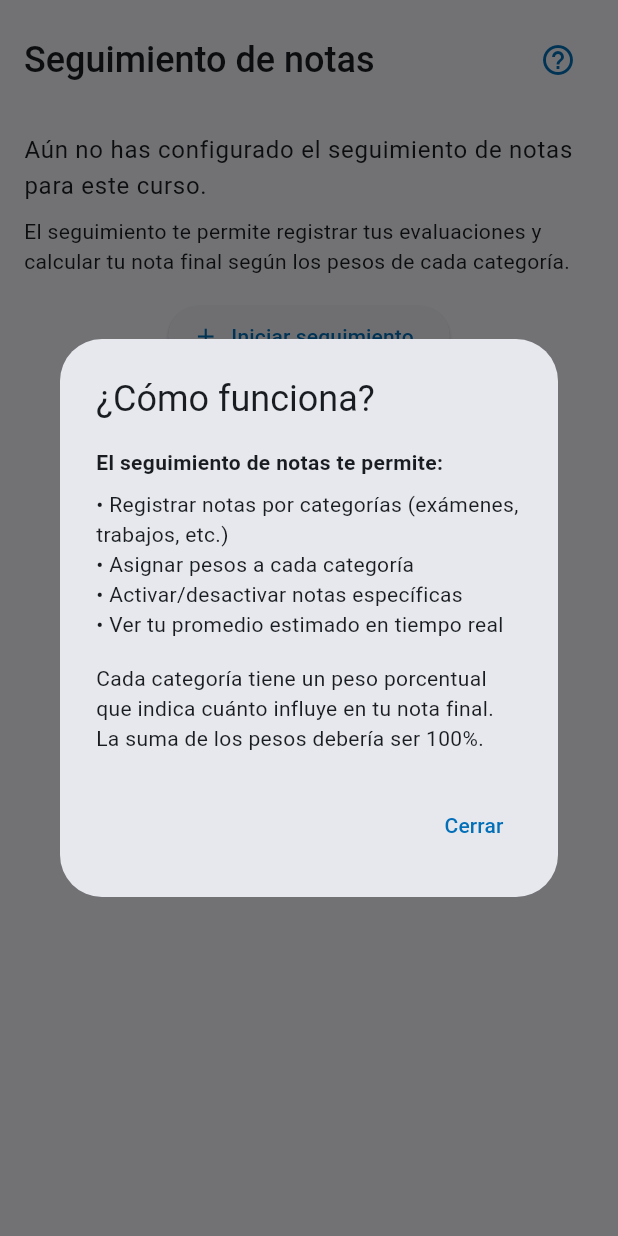
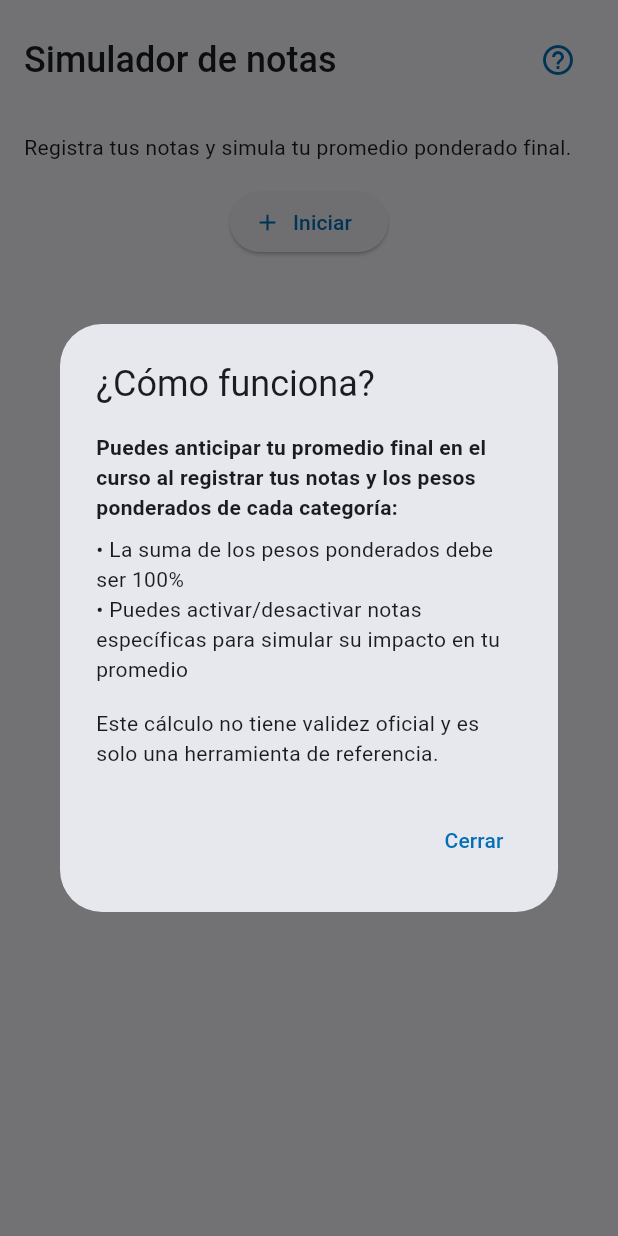
Before and after one commit to josedaniel-cb/sigapp, a Flutter app: the GradeTrackerSectionWidget widget shown alone on an empty page, opened directly with empty values, after a tap on the "help outline" icon, on a phone screen of 412 x 824 dp. Run offline on Flutter 3.47's test engine with Material 3 defaults, Android fonts, the phone set to English and light mode, and no system bars; drawn by our look-alikes of toastification; our stand-ins replace dio, fl_chart, flutter_bloc, freezed_annotation, get_it, go_router and 9 more; missing offline and left inert: device_calendar; accounts and stored records are empty.

Commit message:
feat: add weight validation and difference calculation in CourseTracking

```diff
--- a/lib/courses/infrastructure/pages/course_detail/partials/grade_tracker_section.dart
+++ b/lib/courses/infrastructure/pages/course_detail/partials/grade_tracker_section.dart
@@ -58,17 +58,22 @@ class _GradeTrackerSectionWidgetState extends State<GradeTrackerSectionWidget> {
             Container(
               margin: const EdgeInsets.only(top: 16),
               padding: const EdgeInsets.symmetric(horizontal: 16),
-              child: Row(
+              child: Column(
+                crossAxisAlignment: CrossAxisAlignment.start,
+                children: [
+                  Row(
                     mainAxisAlignment: MainAxisAlignment.spaceBetween,
                     children: [
                       Text(
-                    'Seguimiento de notas',
+                        'Simulador de notas',
                         style: textTheme.headlineSmall?.copyWith(
                           fontWeight: FontWeight.w500,
                         ),
                       ),
                       const SizedBox(width: 8),
                       _buildHelpButton(context),
+                    ],
+                  ),
                 ],
               ),
             ),
@@ -152,13 +157,13 @@ class _GradeTrackerSectionWidgetState extends State<GradeTrackerSectionWidget> {
       child: Column(
         crossAxisAlignment: CrossAxisAlignment.start,
         children: [
+          // Text(
+          //   'Aún no has configurado el seguimiento de notas para este curso.',
+          //   style: textTheme.bodyLarge,
+          // ),
+          // const SizedBox(height: 8),
           Text(
-            'Aún no has configurado el seguimiento de notas para este curso.',
-            style: textTheme.bodyLarge,
-          ),
-          const SizedBox(height: 8),
-          Text(
-            'El seguimiento te permite registrar tus evaluaciones y calcular tu nota final según los pesos de cada categoría.',
+            'Registra tus notas y simula tu promedio ponderado final.',
             style: textTheme.bodyMedium,
           ),
           const SizedBox(height: 16),
@@ -170,7 +175,7 @@ class _GradeTrackerSectionWidgetState extends State<GradeTrackerSectionWidget> {
                 );
               },
               icon: const Icon(Icons.add),
-              label: const Text('Iniciar seguimiento'),
+              label: const Text('Iniciar'),
             ),
           ),
         ],
@@ -187,8 +192,19 @@ class _GradeTrackerSectionWidgetState extends State<GradeTrackerSectionWidget> {
         ...tracking.categories.map((category) {
           return _buildCategoryCard(context, category);
         }),
+        const SizedBox(height: 12),
+        Container(
+          margin: const EdgeInsets.symmetric(horizontal: 16),
+          child: Text(
+            'Recuerda que estos cálculos se borrarán al cerrar sesión.',
+            style: Theme.of(context).textTheme.bodyMedium?.copyWith(
+                  color: Colors.grey[600],
+                ),
+          ),
+        ),
         const SizedBox(height: 8),
         _buildAddCategoryButton(context),
+        const SizedBox(height: 8),
       ],
     );
   }
@@ -209,18 +225,25 @@ class _GradeTrackerSectionWidgetState extends State<GradeTrackerSectionWidget> {
               mainAxisAlignment: MainAxisAlignment.spaceBetween,
               children: [
                 Text(
-                  'Nota final estimada',
+                  'Promedio ponderado',
                   style: textTheme.titleMedium,
                 ),
                 Text(
                   tracking.finalGrade.toStringAsFixed(2),
-                  style: textTheme.headlineSmall?.copyWith(
+                  style: textTheme.titleLarge?.copyWith(
                     fontWeight: FontWeight.bold,
                     color: _getColorForGrade(tracking.finalGrade),
                   ),
                 ),
               ],
             ),
+            if (!tracking.isWeightValid) ...[
+              SizedBox(height: 8),
+              Text(
+                '${tracking.weightDifference > 0 ? 'Falta ${tracking.weightDifference.toStringAsFixed(2)}% para completar los pesos ponderados' : ' Los pesos ponderados exceden el 100% en ${tracking.weightDifference.abs().toStringAsFixed(2)}%'}. El cálculo no es correcto.',
+                style: textTheme.bodyMedium,
+              ),
+            ],
           ],
         ),
       ),
@@ -268,10 +291,20 @@ class _GradeTrackerSectionWidgetState extends State<GradeTrackerSectionWidget> {
             Row(
               mainAxisAlignment: MainAxisAlignment.spaceBetween,
               children: [
-                Text(
-                  'Promedio: ${category.averagePercentage.toStringAsFixed(2)}',
-                  style: textTheme.bodyMedium?.copyWith(
-                    fontWeight: FontWeight.bold,
+                RichText(
+                  text: TextSpan(
+                    style: textTheme.titleMedium?.copyWith(
+                        // fontWeight: FontWeight.bold,
+                        ),
+                    children: [
+                      TextSpan(text: 'Promedio: '),
+                      TextSpan(
+                        text: category.averagePercentage.toStringAsFixed(2),
+                        style: TextStyle(
+                          color: _getColorForGrade(category.averagePercentage),
+                        ),
+                      ),
+                    ],
                   ),
                 ),
                 OutlinedButton.icon(
@@ -297,7 +330,7 @@ class _GradeTrackerSectionWidgetState extends State<GradeTrackerSectionWidget> {
       title: Text(grade.name, style: textTheme.bodyLarge),
       subtitle: grade.enabled
           ? null
-          : Text('Desactivada',
+          : Text('No considerar',
               style: textTheme.bodyMedium?.copyWith(
                 fontStyle: FontStyle.italic,
                 color: Colors.grey[600],
@@ -747,19 +780,20 @@ class _GradeTrackerSectionWidgetState extends State<GradeTrackerSectionWidget> {
                 crossAxisAlignment: CrossAxisAlignment.start,
                 children: const [
                   Text(
-                    'El seguimiento de notas te permite:',
+                    'Puedes anticipar tu promedio final en el curso al registrar tus notas y los pesos ponderados de cada categoría:',
                     style: TextStyle(fontWeight: FontWeight.bold),
                   ),
                   SizedBox(height: 8),
+                  Text('• La suma de los pesos ponderados debe ser 100%'),
                   Text(
-                      '• Registrar notas por categorías (exámenes, trabajos, etc.)'),
-                  Text('• Asignar pesos a cada categoría'),
-                  Text('• Activar/desactivar notas específicas'),
-                  Text('• Ver tu promedio estimado en tiempo real'),
+                      '• Puedes activar/desactivar notas específicas para simular su impacto en tu promedio'),
                   SizedBox(height: 16),
                   Text(
-                    'Cada categoría tiene un peso porcentual que indica cuánto influye en tu nota final. La suma de los pesos debería ser 100%.',
+                    'Este cálculo no tiene validez oficial y es solo una herramienta de referencia.',
                   ),
+                  // Text(
+                  //   'Recuerda que estos cálculos se borrarán al cerrar sesión.',
+                  // ),
                 ],
               ),
               actions: [
```
Also changed, not shown: lib/courses/domain/entities/grade_tracking.dart (+12 -0 lines). Lines whose indentation alone changed are shown as unchanged.
